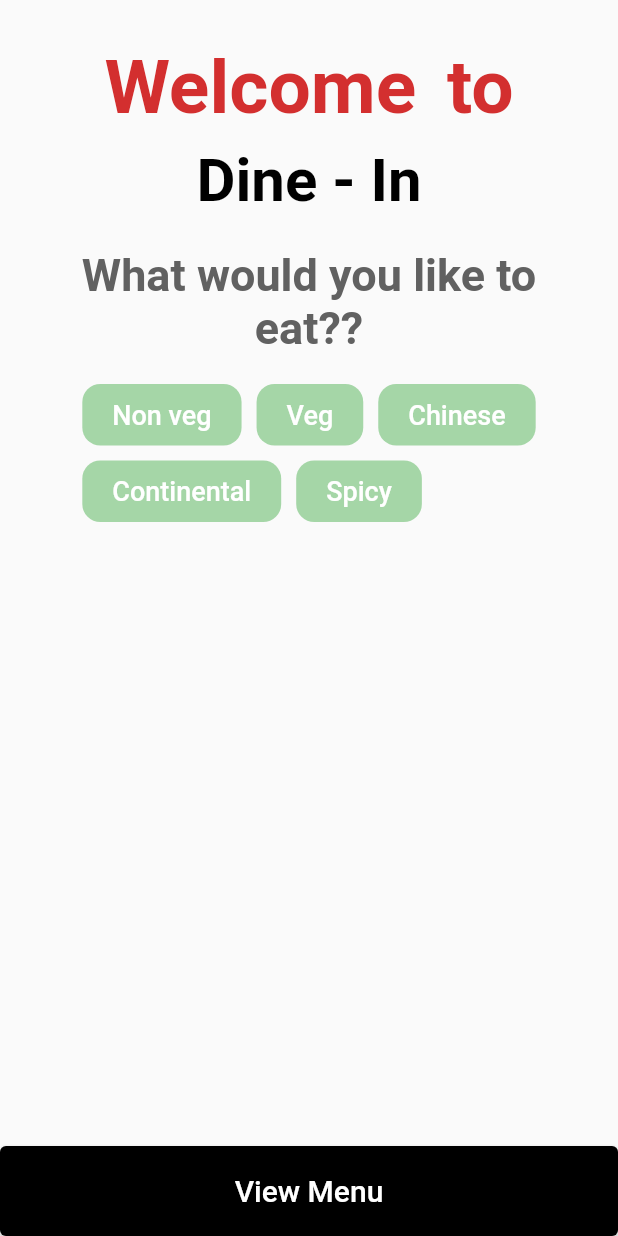
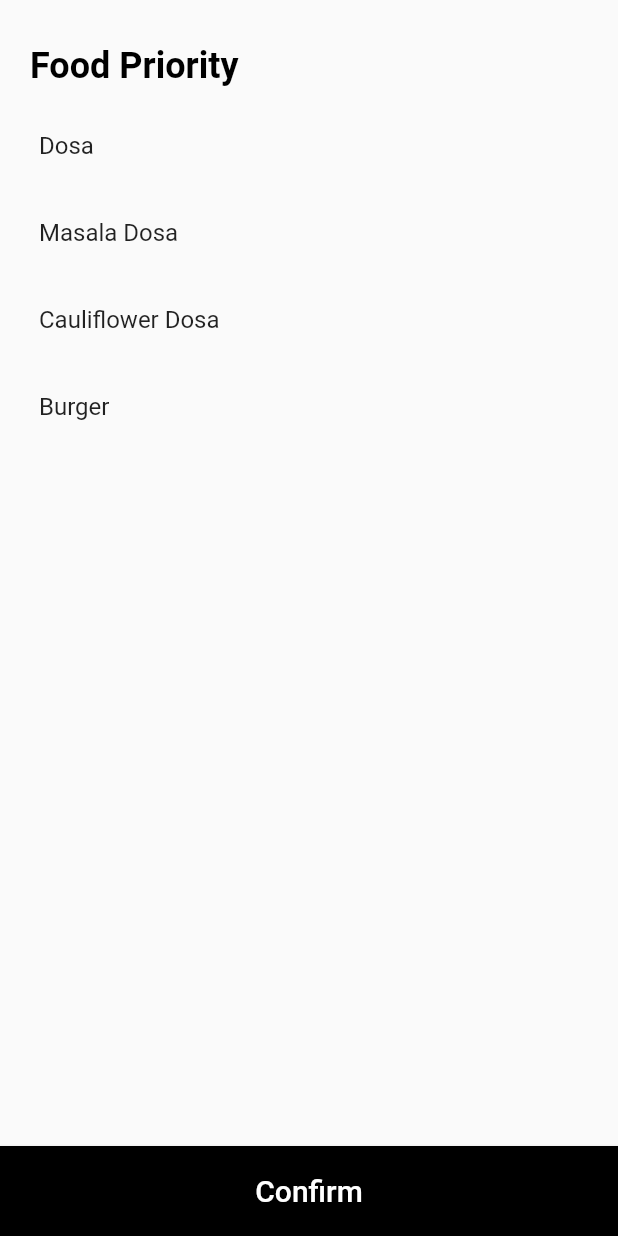
Before and after one commit to gowthammg12/ineuron-dinein, a Flutter app: the screen it shows after launch, on a phone screen of 412 x 824 dp. Run offline on Flutter 3.47's test engine with Material 2 defaults, Android fonts, the phone set to English and light mode, and no system bars; drawn by our look-alikes of animated_text_kit; our stand-ins replace equatable, firebase_auth, firebase_core, flutter_bloc, smooth_star_rating_null_safety, url_strategy; accounts and stored records are empty.

Commit message:
Add Food Priority Screen

```diff
--- a/lib/main.dart
+++ b/lib/main.dart
@@ -3,7 +3,9 @@ import 'package:dinein/repository/login.dart';
 import 'package:dinein/screens/auth/login.dart';
 import 'package:dinein/screens/auth/user_detail.dart';
 import 'package:dinein/screens/feedback_screen.dart';
+import 'package:dinein/screens/food_priority.dart';
 import 'package:dinein/screens/welcome_screen.dart';
+import 'package:dinein/utils/routes.dart';
 import 'package:dinein/utils/timer_bloc.dart';
 import 'package:firebase_core/firebase_core.dart';
 import 'package:flutter/material.dart';
@@ -37,7 +39,9 @@ class DineInApp extends StatelessWidget {
         BlocProvider(create: (context) => TimerCubit()),
       ],
       child: MaterialApp(
-        home: WelcomeScreen(),
+        debugShowCheckedModeBanner: false,
+        home: FoodPreviewScreen(),
+        onGenerateRoute: Routes.onGenerateRoute,
       ),
     );
   }
--- /dev/null
+++ b/lib/models/food_item.dart
@@ -0,0 +1,26 @@
+import 'package:json_annotation/json_annotation.dart';
+
+part 'food_item.g.dart';
+
+@JsonSerializable(explicitToJson: true)
+class FoodItem {
+  final String id;
+  final String name;
+  final String description;
+  final double price;
+  final double? discount;
+  final String? instructionToChef;
+
+  FoodItem({
+    required this.id,
+    required this.price,
+    required this.name,
+    required this.description,
+    this.discount,
+    this.instructionToChef,
+  });
+
+  factory FoodItem.fromJson(Map<String, dynamic> json) => _$FoodItemFromJson(json);
+
+  Map<String, dynamic> toJson() => _$FoodItemToJson(this);
+}
--- /dev/null
+++ b/lib/screens/food_priority.dart
@@ -0,0 +1,96 @@
+import 'package:dinein/models/food_item.dart';
+import 'package:dinein/widgets/primary_button.dart';
+import 'package:flutter/material.dart';
+
+class FoodPreviewScreen extends StatefulWidget {
+  FoodPreviewScreen({Key? key}) : super(key: key);
+
+  @override
+  State<FoodPreviewScreen> createState() => _FoodPreviewScreenState();
+}
+
+class _FoodPreviewScreenState extends State<FoodPreviewScreen> {
+  final List<FoodItem> _items = [
+    FoodItem(
+      id: "DOSA",
+      name: "Dosa",
+      description: "Crispy yummy Indian food with less oil to provide a healthy and more energy everyday",
+      price: 30,
+    ),
+    FoodItem(
+      id: "MDOSA",
+      name: "Masala Dosa",
+      description: "Crispy yummy Indian Masala food with less oil to provide a healthy and more energy everyday",
+      price: 30,
+    ),
+    FoodItem(
+      id: "CDOSA",
+      name: "Cauliflower Dosa",
+      description:
+          "Crispy yummy Indian Protein rich food food with less oil to provide a healthy and more energy everyday",
+      price: 30,
+    ),
+    FoodItem(
+      id: "BRGR",
+      name: "Burger",
+      description: "Crispy yummy Indian food with less oil to provide a healthy and more energy everyday",
+      price: 30,
+    ),
+  ];
+
+  @override
+  Widget build(BuildContext context) {
+    return Scaffold(
+      appBar: AppBar(
+        toolbarHeight: 0,
+      ),
+      body: Column(
+        crossAxisAlignment: CrossAxisAlignment.start,
+        children: [
+          Padding(
+            padding: const EdgeInsets.only(left: 20.0, top: 30, bottom: 10),
+            child: Text(
+              "Food Priority",
+              style: TextStyle(
+                color: Colors.black,
+                fontSize: 24,
+                fontWeight: FontWeight.w600,
+              ),
+            ),
+          ),
+          Expanded(
+            child: ReorderableListView.builder(
+              padding: const EdgeInsets.symmetric(horizontal: 10),
+              itemCount: _items.length,
+              itemBuilder: (BuildContext context, int index) {
+                final item = _items[index];
+                return ExpansionTile(
+                  key: Key(item.id),
+                  title: Text(item.name),
+                  children: [
+                    Text(item.description),
+                  ],
+                  trailing: SizedBox.shrink(),
+                );
+              },
+              onReorder: (int oldIndex, int newIndex) {
+                setState(() {
+                  if (oldIndex < newIndex) {
+                    newIndex -= 1;
+                  }
+                  final FoodItem item = _items.removeAt(oldIndex);
+                  _items.insert(newIndex, item);
+                });
+              },
+            ),
+          ),
+          PrimaryButton(
+            label: "Confirm",
+            onPressed: () {},
+            buttonColor: Colors.black,
+          )
+        ],
+      ),
+    );
+  }
+}
--- a/lib/widgets/primary_button.dart
+++ b/lib/widgets/primary_button.dart
@@ -20,6 +20,9 @@ class PrimaryButton extends StatelessWidget {
           style: ButtonStyle(
             backgroundColor: MaterialStateProperty.all(buttonColor),
             fixedSize: MaterialStateProperty.all(Size(constraints.maxWidth, 60)),
+            shape: MaterialStateProperty.all(
+              RoundedRectangleBorder(borderRadius: BorderRadius.all(Radius.zero)),
+            ),
           ),
           child: Text(
             label,
```
Also changed, not shown: lib/screens/error_screen.dart (added, +17 -0 lines), lib/screens/welcome_screen.dart (+35 -1 lines), lib/utils/routes.dart (+19 -0 lines), lib/models/food_item.g.dart (added).
